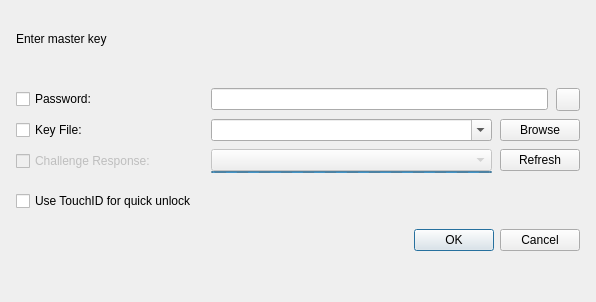
keepassxreboot/keepassxc, file src/gui/DatabaseOpenWidget.ui: the form before one commit.
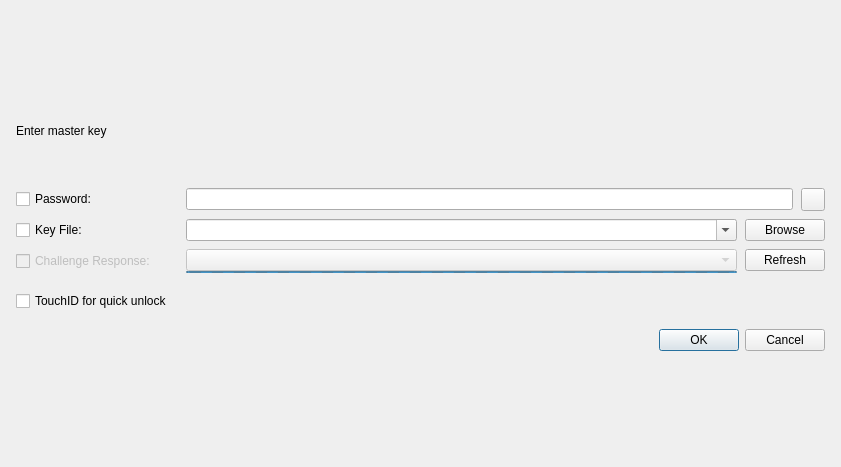
The form after the commit. Custom widgets are drawn as their Qt base class.

Commit message: Add a new database settings wizard

Diff of the .ui file:
```diff
--- a/src/gui/DatabaseOpenWidget.ui
+++ b/src/gui/DatabaseOpenWidget.ui
@@ -6,11 +6,11 @@
    <rect>
     <x>0</x>
     <y>0</y>
-    <width>596</width>
-    <height>302</height>
+    <width>841</width>
+    <height>467</height>
    </rect>
   </property>
-  <layout class="QVBoxLayout" name="verticalLayout" stretch="0,1,0,1,0,0,0">
+  <layout class="QVBoxLayout" name="verticalLayout">
    <property name="spacing">
     <number>8</number>
    </property>
@@ -55,10 +55,13 @@
      <property name="orientation">
       <enum>Qt::Vertical</enum>
      </property>
+     <property name="sizeType">
+      <enum>QSizePolicy::Fixed</enum>
+     </property>
      <property name="sizeHint" stdset="0">
       <size>
        <width>20</width>
-       <height>40</height>
+       <height>20</height>
       </size>
      </property>
     </spacer>
@@ -216,7 +219,7 @@
      <item row="3" column="0">
       <widget class="QCheckBox" name="checkTouchID">
        <property name="text">
-        <string>Use TouchID for quick unlock</string>
+        <string>TouchID for quick unlock</string>
        </property>
       </widget>
      </item>
```
The commit also changes 115 other files.
